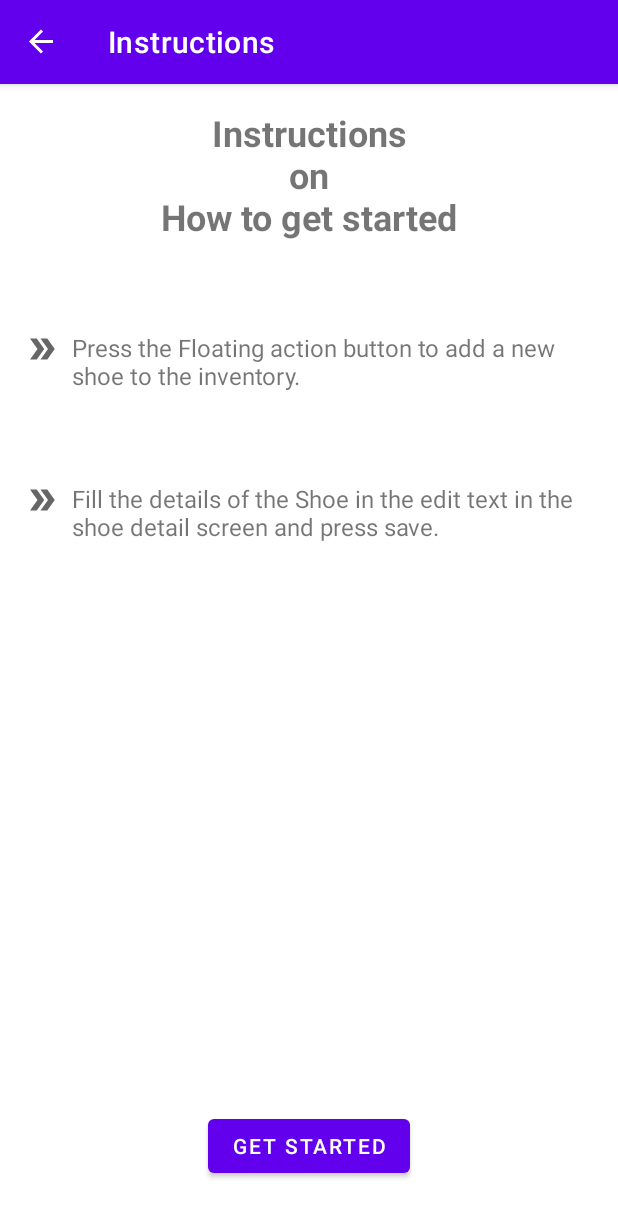
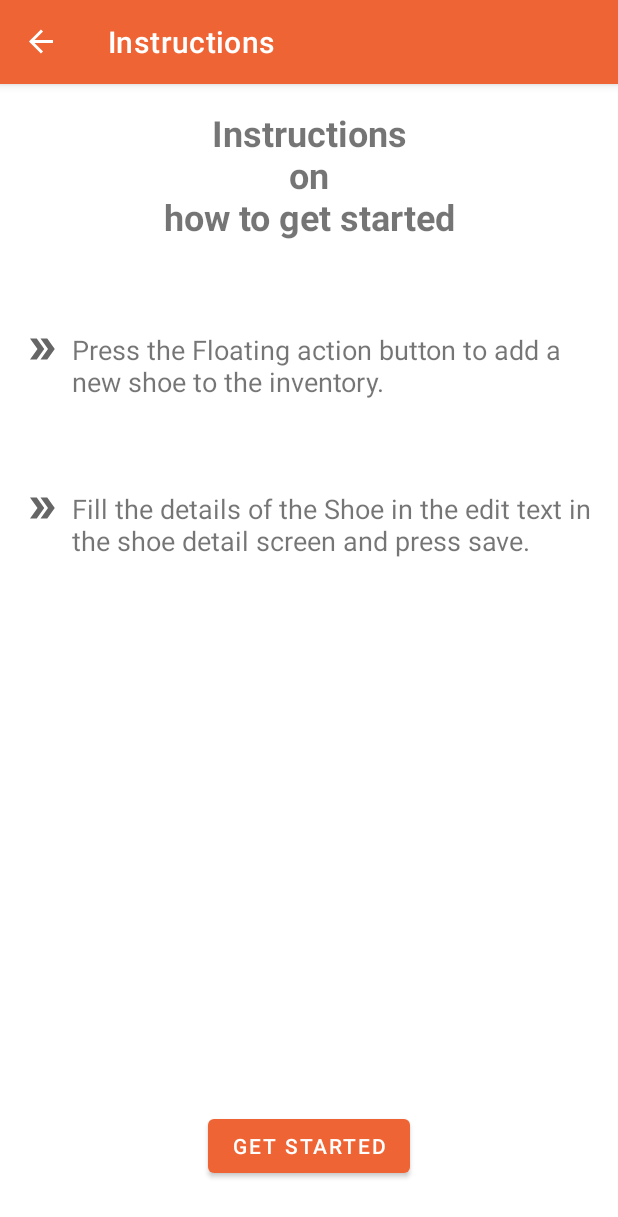
Before and after one commit to t2dbabz/ShoeInventoryApp, an Android app: the InstructionFragment screen opened through its navigation route, on a phone screen of 412 x 824 dp. Shown: the top 1217 px of the screen. Run offline under Robolectric (Android 15) with nearby library versions, the phone set to English and light mode, and no system bars; our stand-ins replace data binding, navigation-ui.

Commit message:
add new colors for the app theme

```diff
--- a/app/src/main/java/com/tunde/shoeinventory/screens/login/LoginFragment.kt
+++ b/app/src/main/java/com/tunde/shoeinventory/screens/login/LoginFragment.kt
@@ -25,6 +25,9 @@ class LoginFragment : Fragment() {
         binding.loginButton.setOnClickListener {
             findNavController().navigate(R.id.action_loginFragment_to_welcomeFragment)
         }
+        binding.registerButton.setOnClickListener {
+            findNavController().navigate(R.id.action_loginFragment_to_welcomeFragment)
+        }
         return binding.root
     }
 }
--- a/app/src/main/res/layout/fragment_instruction.xml
+++ b/app/src/main/res/layout/fragment_instruction.xml
@@ -40,10 +40,10 @@
             android:layout_width="0dp"
             android:layout_height="wrap_content"
             android:layout_marginStart="8dp"
-            android:layout_marginEnd="16dp"
+            android:layout_marginEnd="@dimen/layout_margin"
             android:text="@string/instruction_one"
             android:textAlignment="textStart"
-            android:textSize="16sp"
+            android:textSize="18sp"
             app:layout_constraintBottom_toBottomOf="@+id/instruction_one"
             app:layout_constraintEnd_toEndOf="parent"
             app:layout_constraintHorizontal_bias="0.0"
@@ -69,7 +69,7 @@
             android:layout_marginEnd="16dp"
             android:text="@string/instruction_two"
             android:textAlignment="textStart"
-            android:textSize="16sp"
+            android:textSize="18sp"
             app:layout_constraintBottom_toBottomOf="@+id/instruction_two"
             app:layout_constraintEnd_toEndOf="parent"
             app:layout_constraintHorizontal_bias="0.0"
--- a/app/src/main/res/values/colors.xml
+++ b/app/src/main/res/values/colors.xml
@@ -7,4 +7,12 @@
     <color name="teal_700">#FF018786</color>
     <color name="black">#FF000000</color>
     <color name="white">#FFFFFFFF</color>
+    <color name="primaryColor">#ef6434</color>
+    <color name="primaryLightColor">#ff9561</color>
+    <color name="primaryDarkColor">#b63304</color>
+    <color name="secondaryColor">#ef6434</color>
+    <color name="secondaryLightColor">#ff9561</color>
+    <color name="secondaryDarkColor">#b63304</color>
+    <color name="primaryTextColor">#000000</color>
+    <color name="secondaryTextColor">#fff</color>
 </resources>
--- a/app/src/main/res/values/strings.xml
+++ b/app/src/main/res/values/strings.xml
@@ -15,7 +15,7 @@
     <string name="instruction_one">Press the Floating action button to add a new shoe to the inventory.</string>
     <string name="instruction_two">Fill the details of the Shoe in the edit text in the shoe detail screen and press save.</string>
     <string name="get_started">get started</string>
-    <string name="instructions_heading">Instructions\non\nHow to get started</string>
+    <string name="instructions_heading">Instructions\non\nhow to get started</string>
     <string name="welcome_heading">Welcome\nto the\nShoe Store Inventory</string>
     <string name="welcome_text_two">All the Shoes in one Place</string>
     <string name="add_new_shoe">add new shoe</string>
--- a/app/src/main/res/values/themes.xml
+++ b/app/src/main/res/values/themes.xml
@@ -2,13 +2,13 @@
     <!-- Base application theme. -->
     <style name="Theme.ShoeInventory" parent="Theme.MaterialComponents.DayNight.DarkActionBar">
         <!-- Primary brand color. -->
-        <item name="colorPrimary">@color/purple_500</item>
-        <item name="colorPrimaryVariant">@color/purple_700</item>
-        <item name="colorOnPrimary">@color/white</item>
+        <item name="colorPrimary">@color/primaryColor</item>
+        <item name="colorPrimaryVariant">@color/primaryDarkColor</item>
+        <item name="colorOnPrimary">@color/secondaryTextColor</item>
         <!-- Secondary brand color. -->
-        <item name="colorSecondary">@color/teal_200</item>
-        <item name="colorSecondaryVariant">@color/teal_700</item>
-        <item name="colorOnSecondary">@color/black</item>
+        <item name="colorSecondary">@color/secondaryColor</item>
+        <item name="colorSecondaryVariant">@color/secondaryDarkColor</item>
+        <item name="colorOnSecondary">@color/secondaryTextColor </item>
         <!-- Status bar color. -->
         <item name="android:statusBarColor" tools:targetApi="l">?attr/colorPrimaryVariant</item>
         <!-- Customize your theme here. -->
```
